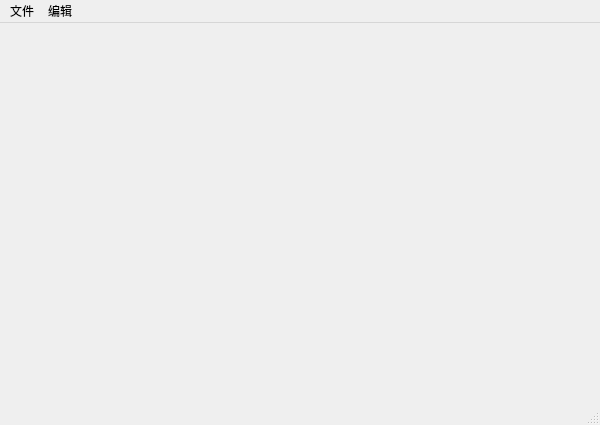
Qt form hBBr/Editor/EditorMain.ui (hbbwang/HBBr) before a commit.
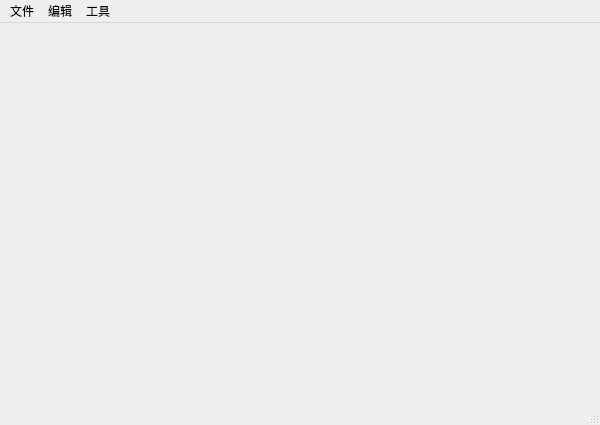
The same form after that commit.

```diff
--- a/hBBr/Editor/EditorMain.ui
+++ b/hBBr/Editor/EditorMain.ui
@@ -20,7 +20,7 @@
      <x>0</x>
      <y>0</y>
      <width>600</width>
-     <height>18</height>
+     <height>23</height>
     </rect>
    </property>
    <widget class="QMenu" name="MainMenu">
@@ -47,8 +47,15 @@
     </property>
     <addaction name="ResetWindowStyle"/>
    </widget>
+   <widget class="QMenu" name="menu">
+    <property name="title">
+     <string>工具</string>
+    </property>
+    <addaction name="MemoryWatcher"/>
+   </widget>
    <addaction name="MainMenu"/>
    <addaction name="menu_3"/>
+   <addaction name="menu"/>
   </widget>
   <widget class="QStatusBar" name="statusBar"/>
   <action name="CreateNewWorld">
```
Left out of the diff: 5 changed lines with no effect on the pictures.
